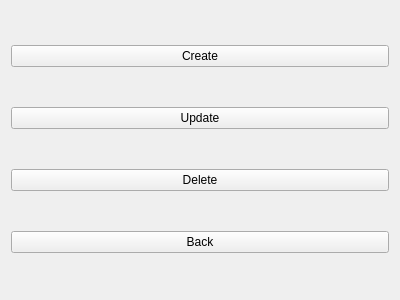
MehmetHY/MilitaryOutpostManagement-Qt5, file Views/manageranksview.ui: the form before one commit.
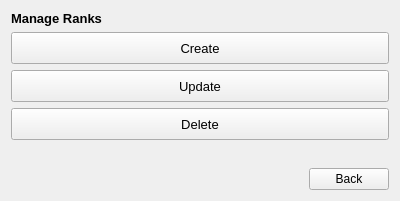
The form after the commit.

Commit message: rearranged manage ranks ui

Patch:
```diff
--- a/Views/manageranksview.ui
+++ b/Views/manageranksview.ui
@@ -7,7 +7,7 @@
     <x>0</x>
     <y>0</y>
     <width>400</width>
-    <height>300</height>
+    <height>201</height>
    </rect>
   </property>
   <property name="windowTitle">
@@ -15,32 +15,130 @@
   </property>
   <layout class="QGridLayout" name="gridLayout">
    <item row="0" column="0">
+    <widget class="QLabel" name="label_7">
+     <property name="sizePolicy">
+      <sizepolicy hsizetype="Preferred" vsizetype="Fixed">
+       <horstretch>0</horstretch>
+       <verstretch>0</verstretch>
+      </sizepolicy>
+     </property>
+     <property name="font">
+      <font>
+       <pointsize>10</pointsize>
+       <weight>75</weight>
+       <bold>true</bold>
+      </font>
+     </property>
+     <property name="text">
+      <string>Manage Ranks</string>
+     </property>
+     <property name="alignment">
+      <set>Qt::AlignLeading|Qt::AlignLeft|Qt::AlignVCenter</set>
+     </property>
+    </widget>
+   </item>
+   <item row="1" column="0">
     <widget class="QPushButton" name="createButton">
+     <property name="minimumSize">
+      <size>
+       <width>0</width>
+       <height>32</height>
+      </size>
+     </property>
+     <property name="font">
+      <font>
+       <pointsize>10</pointsize>
+      </font>
+     </property>
+     <property name="cursor">
+      <cursorShape>PointingHandCursor</cursorShape>
+     </property>
      <property name="text">
       <string>Create</string>
      </property>
     </widget>
    </item>
-   <item row="1" column="0">
+   <item row="2" column="0">
     <widget class="QPushButton" name="updateButton">
+     <property name="minimumSize">
+      <size>
+       <width>0</width>
+       <height>32</height>
+      </size>
+     </property>
+     <property name="font">
+      <font>
+       <pointsize>10</pointsize>
+      </font>
+     </property>
+     <property name="cursor">
+      <cursorShape>PointingHandCursor</cursorShape>
+     </property>
      <property name="text">
       <string>Update</string>
      </property>
     </widget>
    </item>
-   <item row="2" column="0">
+   <item row="3" column="0">
     <widget class="QPushButton" name="deleteButton">
+     <property name="minimumSize">
+      <size>
+       <width>0</width>
+       <height>32</height>
+      </size>
+     </property>
+     <property name="font">
+      <font>
+       <pointsize>10</pointsize>
+      </font>
+     </property>
+     <property name="cursor">
+      <cursorShape>PointingHandCursor</cursorShape>
+     </property>
      <property name="text">
       <string>Delete</string>
      </property>
     </widget>
    </item>
-   <item row="3" column="0">
-    <widget class="QPushButton" name="backButton">
-     <property name="text">
-      <string>Back</string>
+   <item row="4" column="0">
+    <spacer name="verticalSpacer">
+     <property name="orientation">
+      <enum>Qt::Vertical</enum>
      </property>
-    </widget>
+     <property name="sizeHint" stdset="0">
+      <size>
+       <width>20</width>
+       <height>1</height>
+      </size>
+     </property>
+    </spacer>
+   </item>
+   <item row="5" column="0">
+    <layout class="QHBoxLayout" name="horizontalLayout">
+     <item>
+      <spacer name="horizontalSpacer">
+       <property name="orientation">
+        <enum>Qt::Horizontal</enum>
+       </property>
+       <property name="sizeHint" stdset="0">
+        <size>
+         <width>40</width>
+         <height>20</height>
+        </size>
+       </property>
+      </spacer>
+     </item>
+     <item>
+      <widget class="QPushButton" name="backButton">
+       <property name="cursor">
+        <cursorShape>PointingHandCursor</cursorShape>
+       </property>
+       <property name="text">
+        <string>Back</string>
+       </property>
+      </widget>
+     </item>
+    </layout>
    </item>
   </layout>
  </widget>
```
